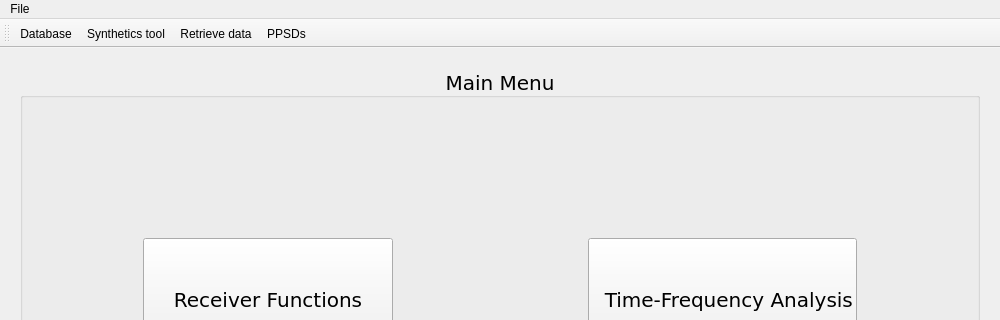
This is isp/resources/designer_uis/MainFrame.ui in ProjectISP/ISP as Qt 5 draws it before an edit; both pictures show x 0 to 1000 and y 0 to 320 of the 1000 by 600 pixel window. The edited form follows.
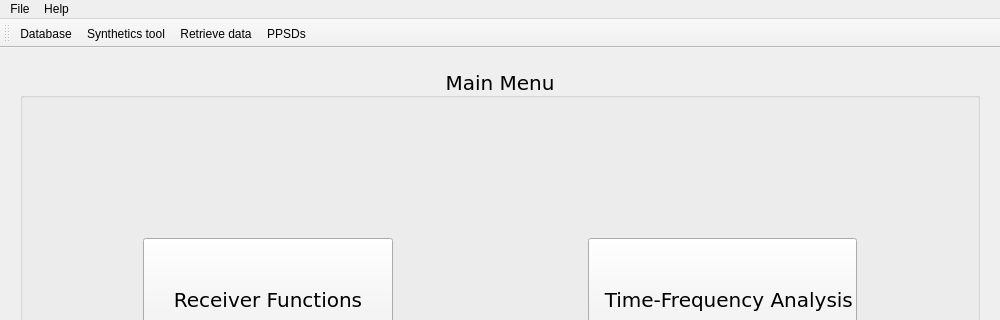
This is the edited form. Icons and pictures are not drawn.

The edit to the form file:
```diff
--- a/isp/resources/designer_uis/MainFrame.ui
+++ b/isp/resources/designer_uis/MainFrame.ui
@@ -352,7 +352,14 @@
     <addaction name="actionPPSDs"/>
     <addaction name="actionExit"/>
    </widget>
+   <widget class="QMenu" name="menuHelp">
+    <property name="title">
+     <string>Help</string>
+    </property>
+    <addaction name="actionOpen_Help"/>
+   </widget>
    <addaction name="menuFile"/>
+   <addaction name="menuHelp"/>
   </widget>
   <widget class="QStatusBar" name="statusbar"/>
   <widget class="QToolBar" name="toolBar">
```
Left out of the diff: 5 changed lines with no effect on the pictures.
